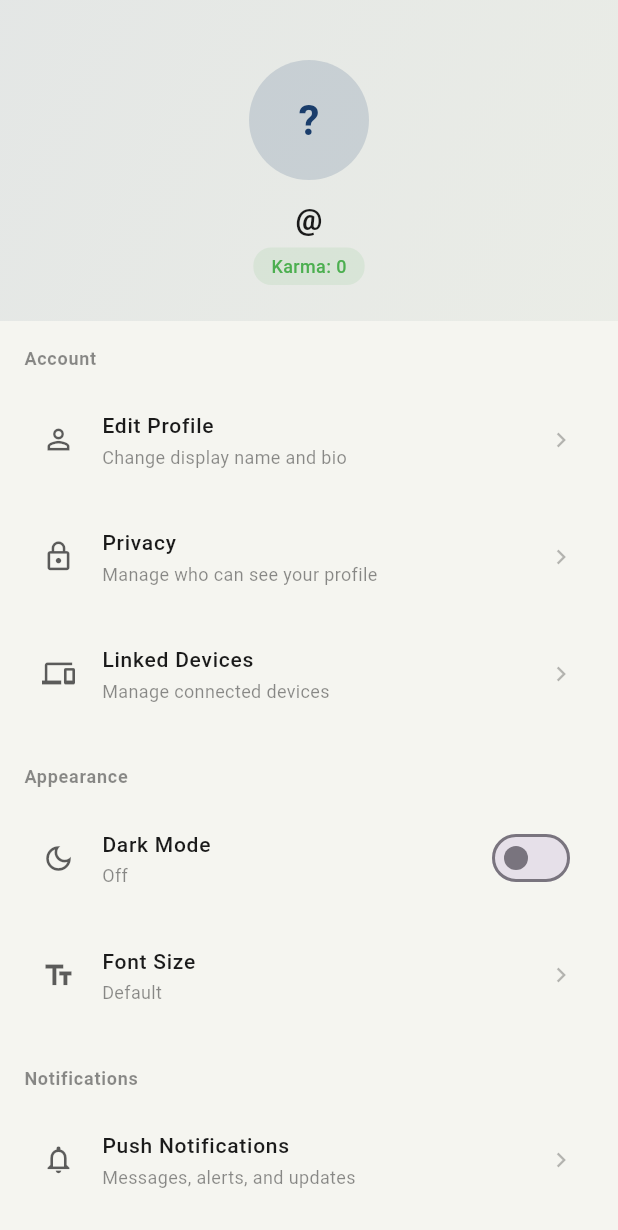
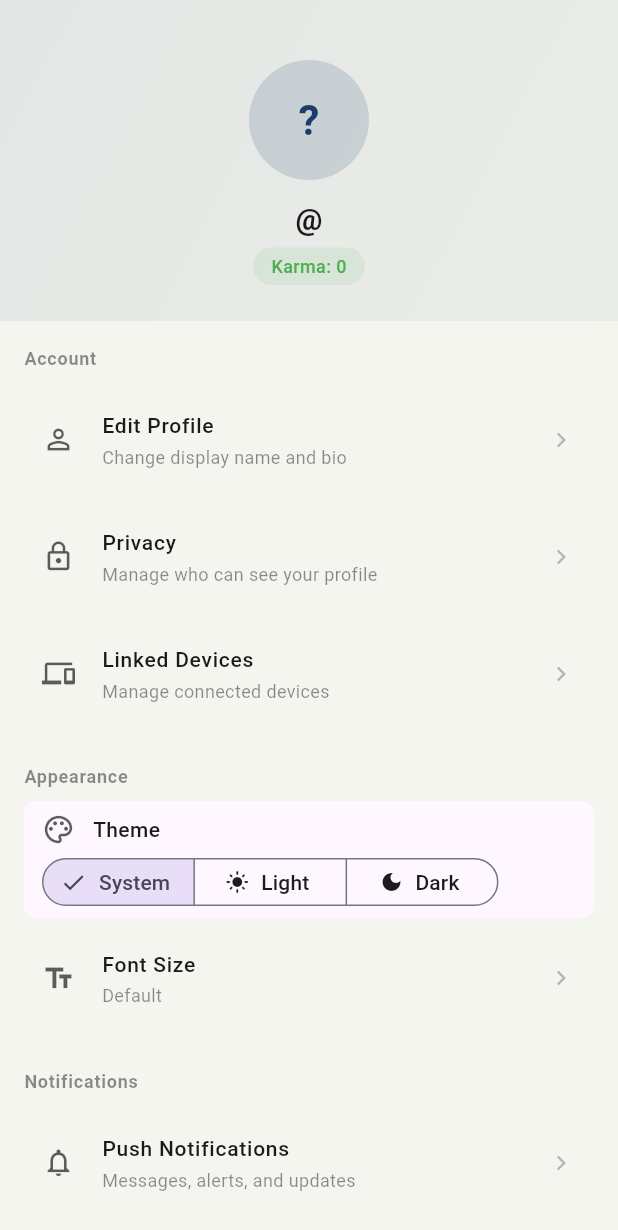
Before and after one commit to kankan223/pari, a Flutter app: the ProfileSettingsScreen screen opened directly with empty values, on a phone screen of 412 x 824 dp. Shown: the top 1230 px of the screen. Run offline on Flutter 3.47's test engine with Material 3 defaults, Android fonts, the phone set to English and light mode, and no system bars; our stand-ins replace connectivity_plus, convert, file_picker, flutter_secure_storage, geocoding, geolocator and 2 more; missing offline and left inert: cryptography, dart:html, dart:js, qr, record, workmanager; accounts and stored records are empty.

Commit message:
feat(client): add 3-option theme selector (System/Light/Dark) with persistence

```diff
--- a/client/lib/main.dart
+++ b/client/lib/main.dart
@@ -1473,11 +1473,11 @@ class CivicCommonsHarness extends StatefulWidget {
 
 class _CivicCommonsHarnessState extends State<CivicCommonsHarness> {
   int _tab = 0;
-  bool _darkMode = false;
+  ThemeMode _themeMode = ThemeMode.system;
   bool _showOnboarding = true;
   final _localStorage = LocalStorage();
 
-  static const _kDarkModeKey = 'civic_commons_dark_mode';
+  static const _kThemeModeKey = 'civic_commons_theme_mode';
   late final BlockingService _blockingService;
 
   // ── Core tabs (5 main navigation) ──
@@ -1503,9 +1503,13 @@ class _CivicCommonsHarnessState extends State<CivicCommonsHarness> {
   void initState() {
     super.initState();
     _blockingService = BlockingService();
-    // Restore dark mode preference from localStorage.
-    final saved = _localStorage.getItem(_kDarkModeKey);
-    if (saved == 'true') _darkMode = true;
+    // Restore theme mode preference from localStorage.
+    final saved = _localStorage.getItem(_kThemeModeKey);
+    if (saved == 'dark') {
+      _themeMode = ThemeMode.dark;
+    } else if (saved == 'light') {
+      _themeMode = ThemeMode.light;
+    } // else stays ThemeMode.system
     final h = widget.harness;
     _warRoomTab = _WarRoomTab(h: h);
     _vaultTab = _VaultTab(h: h, username: widget.username, relayBloc: widget.relayBloc, userSearchBloc: widget.userSearchBloc, presenceTracker: widget.presenceTracker, blockingService: _blockingService);
@@ -1542,7 +1546,9 @@ class _CivicCommonsHarnessState extends State<CivicCommonsHarness> {
     return MaterialApp(
       title: 'Civic Commons',
       debugShowCheckedModeBanner: false,
-      theme: _darkMode ? AppTheme.dark() : AppTheme.light(),
+      theme: AppTheme.light(),
+      darkTheme: AppTheme.dark(),
+      themeMode: _themeMode,
       home: Scaffold(
         body: IndexedStack(
           index: _tab,
@@ -1570,10 +1576,10 @@ class _CivicCommonsHarnessState extends State<CivicCommonsHarness> {
             // Tab 4: Profile & Settings
             ProfileSettingsScreen(
               username: widget.username,
-              isDarkMode: _darkMode,
-              onThemeToggle: (v) {
-                setState(() => _darkMode = v);
-                _localStorage.setItem(_kDarkModeKey, v.toString());
+              themeMode: _themeMode,
+              onThemeModeChanged: (mode) {
+                setState(() => _themeMode = mode);
+                _localStorage.setItem(_kThemeModeKey, mode.name);
               },
               onLogout: () {},
             ),
--- a/client/lib/state/ui/profile_settings_screen.dart
+++ b/client/lib/state/ui/profile_settings_screen.dart
@@ -7,16 +7,16 @@ import 'vault_theme.dart';
 class ProfileSettingsScreen extends StatefulWidget {
   final String username;
   final int karmaScore;
-  final bool isDarkMode;
-  final ValueChanged<bool>? onThemeToggle;
+  final ThemeMode themeMode;
+  final ValueChanged<ThemeMode>? onThemeModeChanged;
   final VoidCallback? onLogout;
 
   const ProfileSettingsScreen({
     super.key,
     required this.username,
     this.karmaScore = 0,
-    this.isDarkMode = false,
-    this.onThemeToggle,
+    this.themeMode = ThemeMode.system,
+    this.onThemeModeChanged,
     this.onLogout,
   });
 
@@ -25,12 +25,12 @@ class ProfileSettingsScreen extends StatefulWidget {
 }
 
 class _ProfileSettingsScreenState extends State<ProfileSettingsScreen> {
-  late bool _darkMode;
+  late ThemeMode _themeMode;
 
   @override
   void initState() {
     super.initState();
-    _darkMode = widget.isDarkMode;
+    _themeMode = widget.themeMode;
   }
 
   @override
@@ -128,19 +128,13 @@ class _ProfileSettingsScreenState extends State<ProfileSettingsScreen> {
                   ),
 
                   const SizedBox(height: 20),
-                  _SectionHeader('Appearance'),
-                  _SettingsTile(
-                    icon: Icons.dark_mode_outlined,
-                    title: 'Dark Mode',
-                    subtitle: _darkMode ? 'On' : 'Off',
-                    trailing: Switch(
-                      value: _darkMode,
-                      onChanged: (v) {
-                        setState(() => _darkMode = v);
-                        widget.onThemeToggle?.call(v);
-                      },
-                      activeColor: VaultTheme.vaultBlue,
-                    ),
+                  const _SectionHeader('Appearance'),
+                  _ThemeModeTile(
+                    currentMode: _themeMode,
+                    onChanged: (mode) {
+                      setState(() => _themeMode = mode);
+                      widget.onThemeModeChanged?.call(mode);
+                    },
                   ),
                   _SettingsTile(
                     icon: Icons.text_fields,
@@ -332,3 +326,75 @@ class _SettingsTile extends StatelessWidget {
     );
   }
 }
+
+/// Three-option theme mode selector (System / Light / Dark).
+class _ThemeModeTile extends StatelessWidget {
+  final ThemeMode currentMode;
+  final ValueChanged<ThemeMode> onChanged;
+
+  const _ThemeModeTile({
+    required this.currentMode,
+    required this.onChanged,
+  });
+
+  @override
+  Widget build(BuildContext context) {
+    final color = VaultTheme.vaultText;
+    return Container(
+      margin: const EdgeInsets.only(bottom: 2),
+      padding: const EdgeInsets.symmetric(horizontal: 12, vertical: 8),
+      decoration: BoxDecoration(
+        color: Theme.of(context).cardColor,
+        borderRadius: BorderRadius.circular(8),
+      ),
+      child: Column(
+        crossAxisAlignment: CrossAxisAlignment.start,
+        children: [
+          Row(
+            children: [
+              Icon(Icons.palette_outlined,
+                  color: color.withValues(alpha: 0.7), size: 22),
+              const SizedBox(width: 12),
+              Text(
+                'Theme',
+                style: TextStyle(
+                  color: color,
+                  fontSize: 14,
+                  fontWeight: FontWeight.w500,
+                ),
+              ),
+            ],
+          ),
+          const SizedBox(height: 8),
+          SegmentedButton<ThemeMode>(
+            segments: const [
+              ButtonSegment<ThemeMode>(
+                value: ThemeMode.system,
+                label: Text('System'),
+                icon: Icon(Icons.brightness_auto, size: 16),
+              ),
+              ButtonSegment<ThemeMode>(
+                value: ThemeMode.light,
+                label: Text('Light'),
+                icon: Icon(Icons.light_mode, size: 16),
+              ),
+              ButtonSegment<ThemeMode>(
+                value: ThemeMode.dark,
+                label: Text('Dark'),
+                icon: Icon(Icons.dark_mode, size: 16),
+              ),
+            ],
+            selected: {currentMode},
+            onSelectionChanged: (selection) {
+              if (selection.isNotEmpty) onChanged(selection.first);
+            },
+            style: ButtonStyle(
+              visualDensity: VisualDensity.compact,
+              tapTargetSize: MaterialTapTargetSize.shrinkWrap,
+            ),
+          ),
+        ],
+      ),
+    );
+  }
+}
```
Also changed, not shown: 1 other file.
